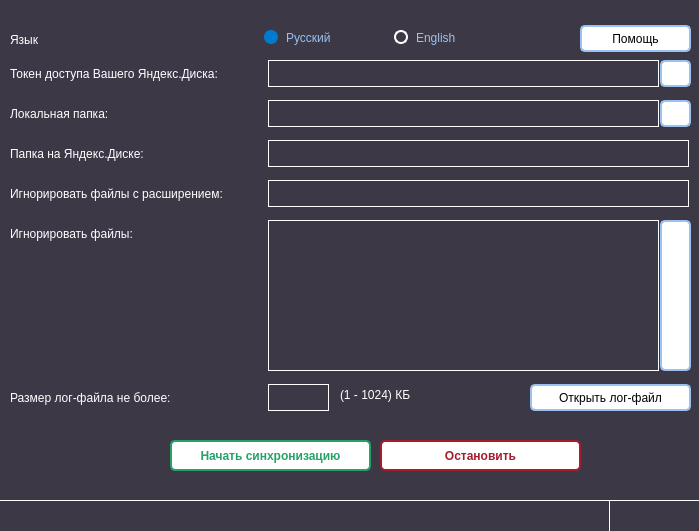
Qt form GUI/mainwindow.ui (dimanchik79/YDSync) before a commit.
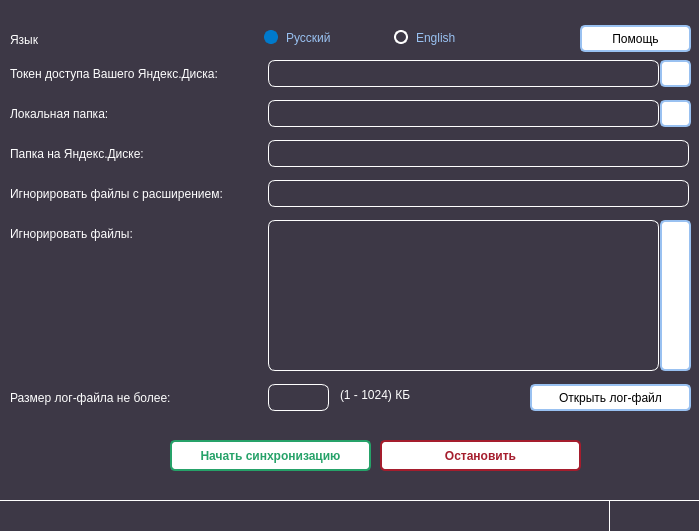
The same form after that commit. Icons and pictures are not drawn.

What changed in the file:
```diff
--- a/GUI/mainwindow.ui
+++ b/GUI/mainwindow.ui
@@ -183,6 +183,7 @@
     <property name="styleSheet">
      <string notr="true">color: rgb(153, 193, 241);
 border: 1px solid white;
+border-radius: 7px;
 </string>
     </property>
     <property name="inputMethodHints">
@@ -207,6 +208,8 @@
     <property name="styleSheet">
      <string notr="true">color: rgb(153, 193, 241);
 border: 1px solid white;
+border-radius: 7px;
+
 </string>
     </property>
    </widget>
@@ -268,7 +271,9 @@
     </property>
     <property name="styleSheet">
      <string notr="true">color: rgb(153, 193, 241);
-border: 1px solid white;</string>
+border: 1px solid white;
+border-radius: 7px;
+</string>
     </property>
    </widget>
    <widget class="QLineEdit" name="le_ignoreextension">
@@ -282,7 +287,9 @@
     </property>
     <property name="styleSheet">
      <string notr="true">color: rgb(153, 193, 241);
-border: 1px solid white;</string>
+border: 1px solid white;
+border-radius: 7px;
+</string>
     </property>
    </widget>
    <widget class="QPushButton" name="pb_ignorefiles">
@@ -350,7 +357,9 @@
     </property>
     <property name="styleSheet">
      <string notr="true">color: rgb(153, 193, 241);
-border: 1px solid white;</string>
+border: 1px solid white;
+border-radius: 7px;
+</string>
     </property>
     <property name="inputMethodHints">
      <set>Qt::ImhNone</set>
@@ -532,7 +541,9 @@
     </property>
     <property name="styleSheet">
      <string notr="true">color: rgb(153, 193, 241);
-border: 1px solid white;</string>
+border: 1px solid white;
+border-radius: 7px;
+</string>
     </property>
    </widget>
   </widget>
```
